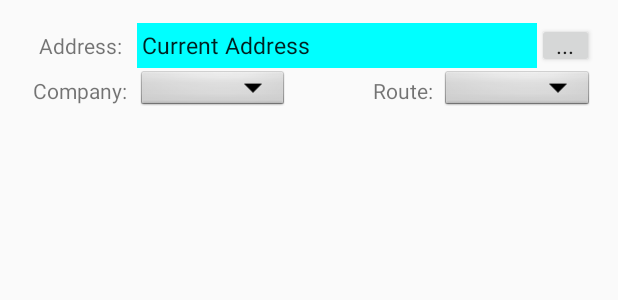
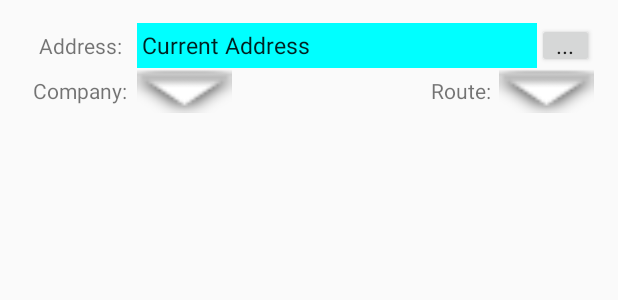
Before and after one commit to projecttemp/hci-android_prototype, an Android app: the layout activity_tab2.xml on its own in the app's theme, with its tools: preview values and no code run, on a phone screen of 412 x 824 dp. Shown: the top 300 px of the screen. Run offline under Robolectric (Android 15) with nearby library versions, the phone set to English and light mode, and no system bars.

Commit message:
Updated the merged part and tab sync

```diff
--- a/app/src/main/res/layout/activity_tab1.xml
+++ b/app/src/main/res/layout/activity_tab1.xml
@@ -55,7 +55,7 @@
                 android:layout_width="match_parent"
                 android:layout_height="0dp"
                 android:textAppearance="?android:attr/textAppearanceSmall"
-                android:text="Taunton Rd. -> Simcoe St."
+                android:text="Taunton Rd. -> King St."
                 android:id="@+id/busStops1"
                 android:gravity="center_vertical"
                 android:textAlignment="center"
--- a/app/src/main/res/layout/activity_tab2.xml
+++ b/app/src/main/res/layout/activity_tab2.xml
@@ -70,17 +70,17 @@
             android:layout_width="0dp"
             android:layout_height="match_parent"
             android:id="@+id/mapCompanySel"
-            android:background="@android:drawable/btn_dropdown"
+            android:background="@android:drawable/arrow_down_float"
             android:spinnerMode="dropdown"
             android:textAlignment="center"
             android:gravity="center_vertical"
-            android:layout_weight="0.4" />
+            android:layout_weight="0.25" />
 
         <LinearLayout
             android:orientation="horizontal"
             android:layout_width="0dp"
             android:layout_height="match_parent"
-            android:layout_weight="0.2"></LinearLayout>
+            android:layout_weight="0.5"></LinearLayout>
 
         <TextView
             android:layout_width="0dp"
@@ -97,9 +97,9 @@
             android:layout_width="0dp"
             android:layout_height="match_parent"
             android:id="@+id/mapRouteSel"
-            android:layout_weight="0.4"
+            android:layout_weight="0.25"
             android:gravity="center_vertical"
-            android:background="@android:drawable/btn_dropdown"
+            android:background="@android:drawable/arrow_down_float"
             android:spinnerMode="dropdown"
             android:textAlignment="center" />
     </LinearLayout>
```
Also changed, not shown: app/src/main/java/app/bus/project/Front.java (+12 -3 lines), app/src/main/java/app/bus/project/Tab1Act.java (+17 -7 lines), app/src/main/java/app/bus/project/Tab2Act.java (+17 -3 lines), app/src/main/java/app/bus/project/Tab3Act.java (+19 -6 lines), 2 other files.
